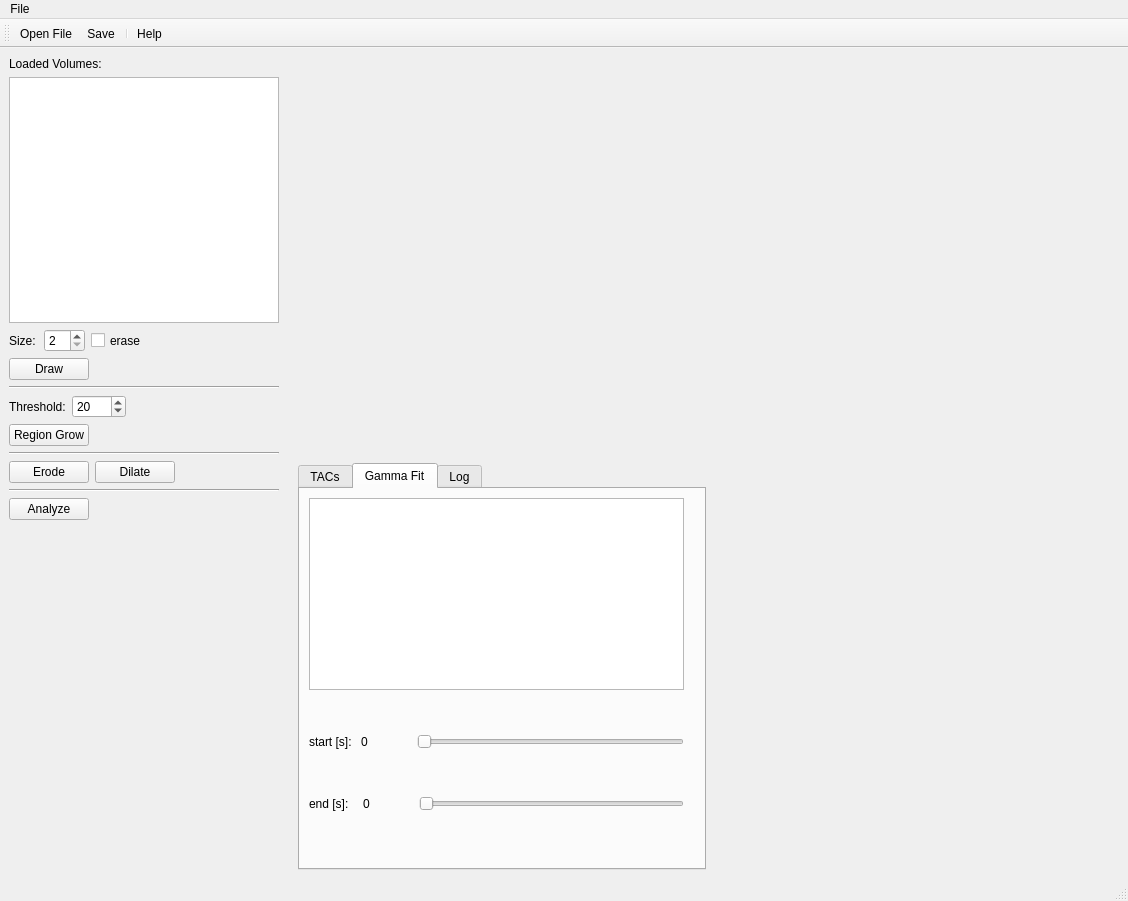
First picture: the form in main/KardioPerfusion.ui, repository CardiacImagingCharite/CardiacPerfusion, before the edit.
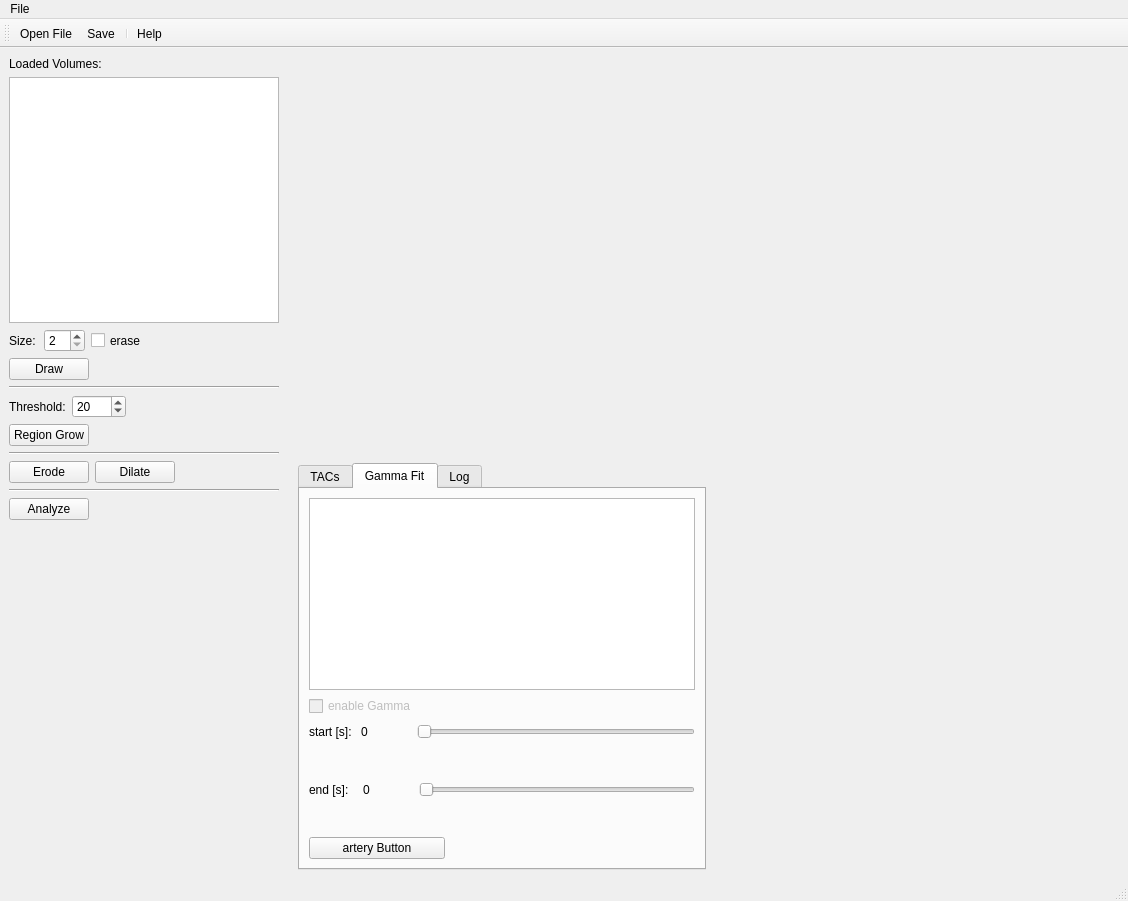
Second picture: the form after the edit. Icons and pictures are not drawn. Custom widgets are drawn as their Qt base class.

The edit to the form file:
```diff
--- a/main/KardioPerfusion.ui
+++ b/main/KardioPerfusion.ui
@@ -573,31 +573,26 @@
          <attribute name="title">
           <string>Gamma Fit</string>
          </attribute>
-         <widget class="QWidget" name="layoutWidget">
-          <property name="geometry">
-           <rect>
-            <x>9</x>
-            <y>9</y>
-            <width>375</width>
-            <height>361</height>
-           </rect>
-          </property>
           <layout class="QVBoxLayout" name="verticalLayout_7">
            <item>
-            <widget class="QTableView" name="tbl_gammaFit"/>
+           <widget class="QTableView" name="tbl_gammaFit">
+            <property name="selectionMode">
+             <enum>QAbstractItemView::SingleSelection</enum>
+            </property>
+            <property name="selectionBehavior">
+             <enum>QAbstractItemView::SelectRows</enum>
+            </property>
+           </widget>
            </item>
            <item>
-            <spacer name="verticalSpacer_2">
-             <property name="orientation">
-              <enum>Qt::Vertical</enum>
-             </property>
-             <property name="sizeHint" stdset="0">
-              <size>
-               <width>373</width>
-               <height>20</height>
-              </size>
-             </property>
-            </spacer>
+           <widget class="QCheckBox" name="cb_enableGamma">
+            <property name="enabled">
+             <bool>false</bool>
+            </property>
+            <property name="text">
+             <string>enable Gamma</string>
+            </property>
+           </widget>
            </item>
            <item>
             <layout class="QHBoxLayout" name="horizontalLayout_9">
@@ -632,6 +627,9 @@
              </item>
              <item>
               <widget class="QSlider" name="slider_startTime">
+              <property name="enabled">
+               <bool>false</bool>
+              </property>
                <property name="sizePolicy">
                 <sizepolicy hsizetype="Ignored" vsizetype="Fixed">
                  <horstretch>5</horstretch>
@@ -652,8 +650,8 @@
              </property>
              <property name="sizeHint" stdset="0">
               <size>
-               <width>373</width>
-               <height>17</height>
+              <width>371</width>
+              <height>19</height>
               </size>
              </property>
             </spacer>
@@ -704,6 +702,9 @@
              </item>
              <item>
               <widget class="QSlider" name="slider_endTime">
+              <property name="enabled">
+               <bool>false</bool>
+              </property>
                <property name="sizePolicy">
                 <sizepolicy hsizetype="Ignored" vsizetype="Fixed">
                  <horstretch>5</horstretch>
@@ -724,14 +725,40 @@
              </property>
              <property name="sizeHint" stdset="0">
               <size>
-               <width>373</width>
-               <height>45</height>
+              <width>371</width>
+              <height>19</height>
               </size>
              </property>
             </spacer>
            </item>
-          </layout>
-         </widget>
+          <item>
+           <layout class="QHBoxLayout" name="horizontalLayout_12">
+            <item>
+             <widget class="SegmentSelectButton" name="btn_arteryInput">
+              <property name="text">
+               <string>artery Button</string>
+              </property>
+             </widget>
+            </item>
+            <item>
+             <spacer name="horizontalSpacer_9">
+              <property name="orientation">
+               <enum>Qt::Horizontal</enum>
+              </property>
+              <property name="sizeType">
+               <enum>QSizePolicy::Fixed</enum>
+              </property>
+              <property name="sizeHint" stdset="0">
+               <size>
+                <width>250</width>
+                <height>20</height>
+               </size>
+              </property>
+             </spacer>
+            </item>
+           </layout>
+          </item>
+         </layout>
         </widget>
         <widget class="QWidget" name="tab_log">
          <attribute name="title">
@@ -862,6 +889,11 @@
    <header>mytabwidget.h</header>
    <container>1</container>
   </customwidget>
+  <customwidget>
+   <class>SegmentSelectButton</class>
+   <extends>QPushButton</extends>
+   <header>segmentselectbutton.h</header>
+  </customwidget>
  </customwidgets>
  <resources>
   <include location="../Icons/icons.qrc"/>
```
Left out of the diff: 38 changed lines with no effect on the pictures. Lines whose indentation alone changed are shown as unchanged.
